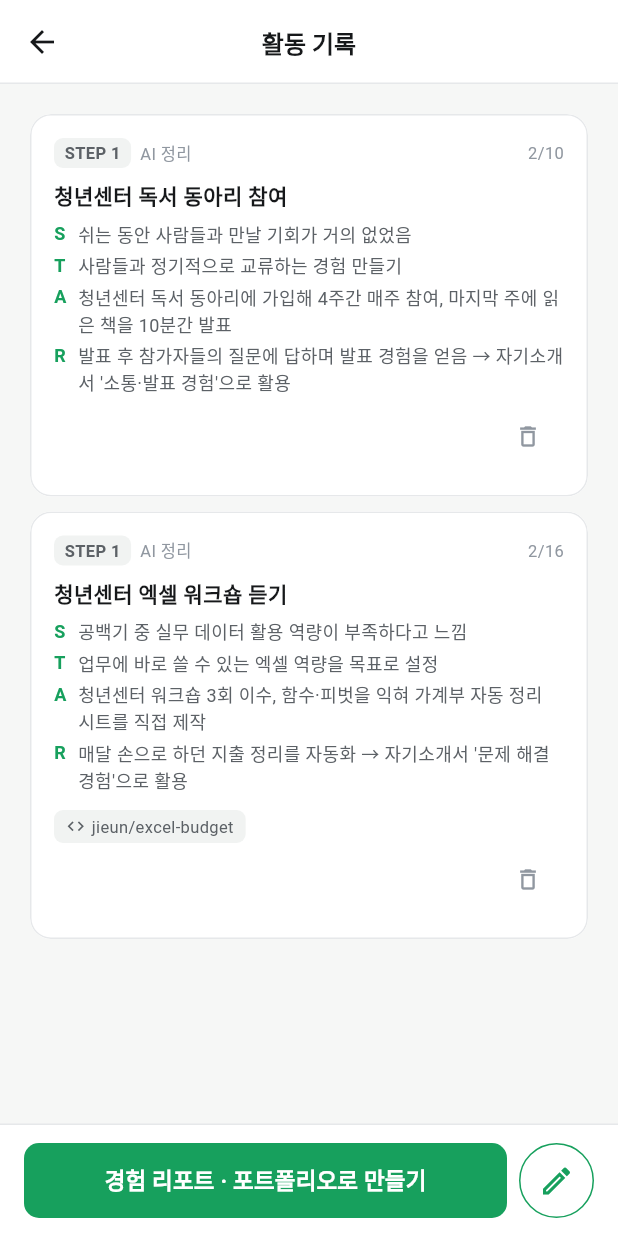
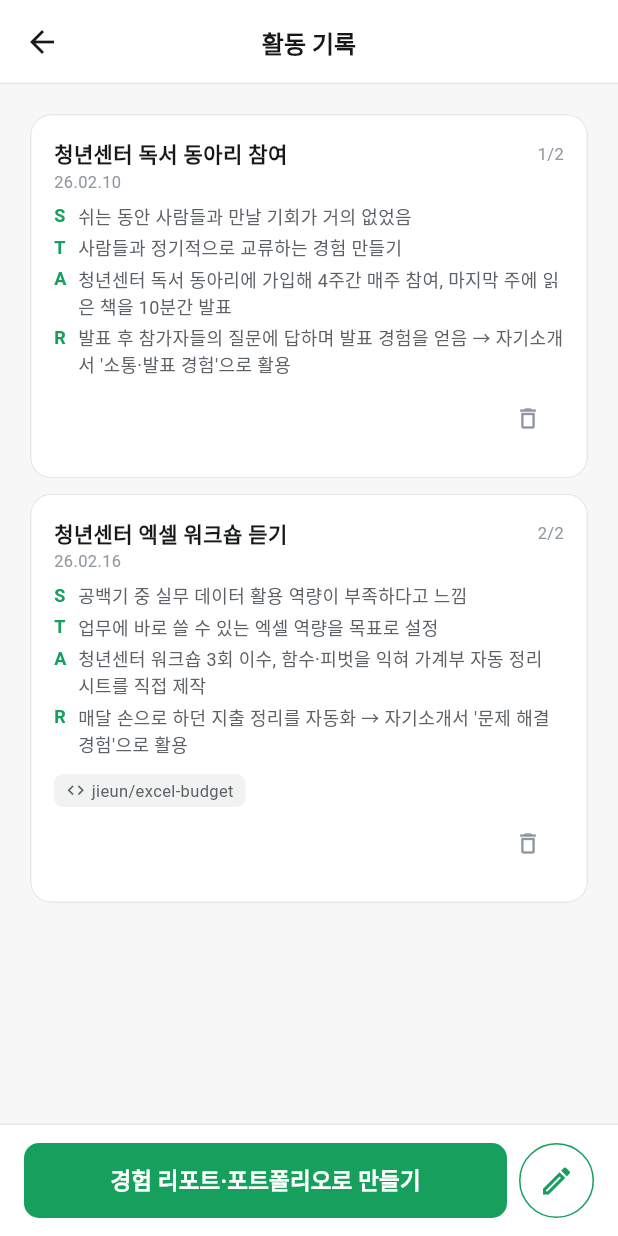
Before and after one commit to donghyun-03/Hangeoleum-UI, a Flutter app: the RecordListScreen screen opened by its route, on a phone screen of 412 x 824 dp. Run offline on Flutter 3.47's test engine with Material 3 defaults, Android fonts, the light colour scheme and no system bars; our stand-ins replace file_picker; Roboto replaces fonts that are missing (Pretendard).

Commit message:
fix: 활동 기록 날짜순 정렬·YY.MM.DD 형식, 카드에서 STEP·AI 정리 제거

```diff
--- a/lib/data/mock_data.dart
+++ b/lib/data/mock_data.dart
@@ -43,7 +43,7 @@ const mockRecords = <ActivityRecord>[
     id: 'r1',
     step: 1,
     title: '청년센터 독서 동아리 참여',
-    date: '2/10',
+    date: '26.02.10',
     raw: '',
     star: Star(
       s: '쉬는 동안 사람들과 만날 기회가 거의 없었음',
@@ -56,7 +56,7 @@ const mockRecords = <ActivityRecord>[
     id: 'r2',
     step: 1,
     title: '청년센터 엑셀 워크숍 듣기',
-    date: '2/16',
+    date: '26.02.16',
     raw: '',
     star: Star(
       s: '공백기 중 실무 데이터 활용 역량이 부족하다고 느낌',
--- a/lib/models/models.dart
+++ b/lib/models/models.dart
@@ -135,7 +135,7 @@ class ActivityRecord {
   final String id;
   final int step;
   final String title;
-  final String date; // M/D
+  final String date; // YY.MM.DD (예: 26.10.16)
   final String raw; // 사용자가 쓴 원문
   final Star star; // AI 정리 결과
   final List<Attachment> attachments;
--- a/lib/screens/record/record_list_screen.dart
+++ b/lib/screens/record/record_list_screen.dart
@@ -12,17 +12,36 @@ import '../../widgets/common.dart';
 class RecordListScreen extends StatelessWidget {
   const RecordListScreen({super.key});
 
+  /// 'YY.MM.DD' → 정렬용 숫자 (예: 26.10.16 → 261016)
+  static int _dateKey(String date) {
+    final parts = date.split('.');
+    if (parts.length != 3) return 0;
+    return parts.fold(0, (sum, p) => sum * 100 + (int.tryParse(p) ?? 0));
+  }
+
   @override
   Widget build(BuildContext context) {
     final state = context.watch<AppState>();
+    // 날짜 순(오래된 기록 → 최근 기록)으로 정렬
+    final sorted = [...state.records]..sort((a, b) => _dateKey(a.date).compareTo(_dateKey(b.date)));
     return Scaffold(
       appBar: AppBar(title: const Text('활동 기록')),
       bottomNavigationBar: BottomBar(
         child: Row(children: [
+          // 좁은 폰에서는 글자가 넘치지 않게 버튼을 살짝 줄여서 보여 줌
           Expanded(
-            child: AppButton(
-              label: '경험 리포트 · 포트폴리오로 만들기',
-              onPressed: () => AppNav.toComingSoon(context, '경험 리포트 · 포트폴리오'),
+            child: LayoutBuilder(
+              builder: (context, box) => FittedBox(
+                fit: BoxFit.scaleDown,
+                child: ConstrainedBox(
+                  constraints: BoxConstraints(minWidth: box.maxWidth),
+                  child: AppButton(
+                    label: '경험 리포트·포트폴리오로 만들기',
+                    expand: false,
+                    onPressed: () => AppNav.toComingSoon(context, '경험 리포트 · 포트폴리오'),
+                  ),
+                ),
+              ),
             ),
           ),
           const SizedBox(width: 8),
@@ -39,7 +58,12 @@ class RecordListScreen extends StatelessWidget {
           : ListView(
               padding: const EdgeInsets.all(20),
               children: [
-                for (final r in state.records) RecordCard(record: r, onDelete: () => state.removeRecord(r.id)),
+                for (var i = 0; i < sorted.length; i++)
+                  RecordCard(
+                    record: sorted[i],
+                    order: '${i + 1}/${sorted.length}',
+                    onDelete: () => state.removeRecord(sorted[i].id),
+                  ),
               ],
             ),
     );
@@ -48,8 +72,11 @@ class RecordListScreen extends StatelessWidget {
 
 /// STAR 기록 카드 (다른 화면에서도 재사용 가능)
 class RecordCard extends StatelessWidget {
-  const RecordCard({super.key, required this.record, this.onDelete});
+  const RecordCard({super.key, required this.record, this.order, this.onDelete});
   final ActivityRecord record;
+
+  /// 목록 안 순서 (예: 1/3). 없으면 안 보임
+  final String? order;
   final VoidCallback? onDelete;
 
   @override
@@ -61,14 +88,13 @@ class RecordCard extends StatelessWidget {
         crossAxisAlignment: CrossAxisAlignment.start,
         children: [
           Row(children: [
-            TagBadge('STEP ${r.step}', tone: BadgeTone.gray),
-            const SizedBox(width: 6),
-            Text('AI 정리', style: AppText.caption.copyWith(fontSize: 11)),
-            const Spacer(),
-            Text(r.date, style: AppText.caption.copyWith(fontSize: 11)),
+            Expanded(child: Text(r.title, style: AppText.bodyBold)),
+            if (order != null) ...[
+              const SizedBox(width: 8),
+              Text(order!, style: AppText.caption.copyWith(fontSize: 11)),
+            ],
           ]),
-          const SizedBox(height: 8),
-          Text(r.title, style: AppText.bodyBold),
+          Text(r.date, style: AppText.caption.copyWith(fontSize: 11)),
           const SizedBox(height: 6),
           for (final (k, v) in rows)
             Padding(
--- a/lib/screens/record/record_write_screen.dart
+++ b/lib/screens/record/record_write_screen.dart
@@ -99,7 +99,8 @@ class _RecordWriteScreenState extends State<RecordWriteScreen> {
       id: 'rec-${now.microsecondsSinceEpoch}',
       step: state.user.currentStep,
       title: mission?.title ?? (text.split('\n').first.length > 24 ? text.split('\n').first.substring(0, 24) : text.split('\n').first),
-      date: '${now.month}/${now.day}',
+      // YY.MM.DD (예: 26.10.16)
+      date: '${(now.year % 100).toString().padLeft(2, '0')}.${now.month.toString().padLeft(2, '0')}.${now.day.toString().padLeft(2, '0')}',
       raw: text,
       star: Star(s: '(AI 정리 예정) 상황', t: '(AI 정리 예정) 목표', a: text, r: '(AI 정리 예정) 결과'),
       attachments: List.of(_attachments),
```
